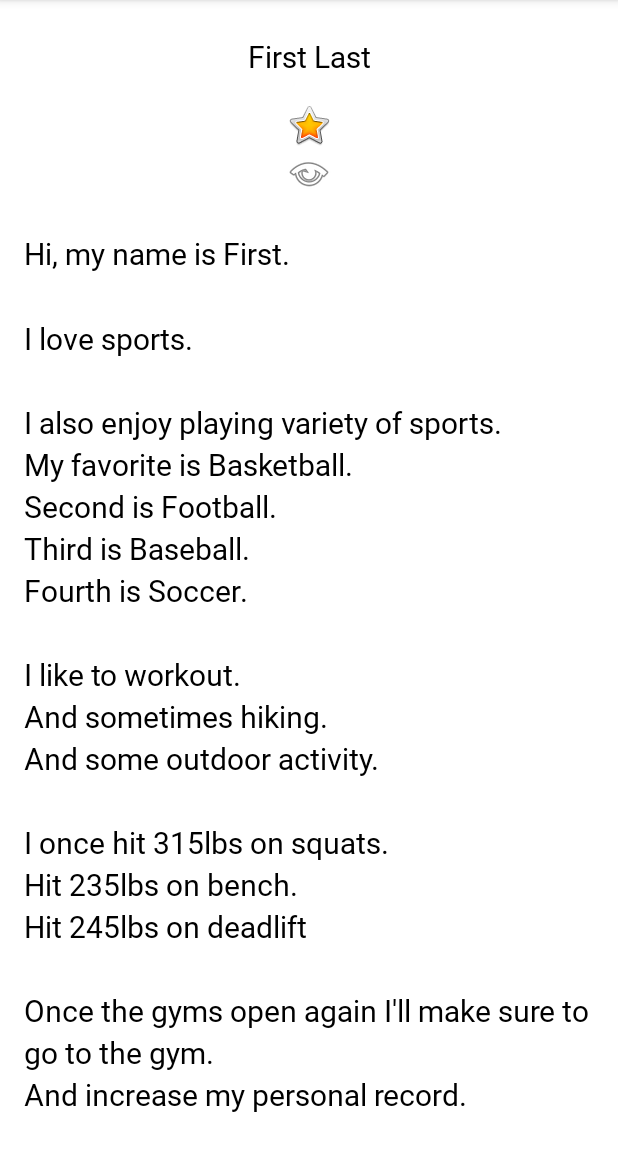
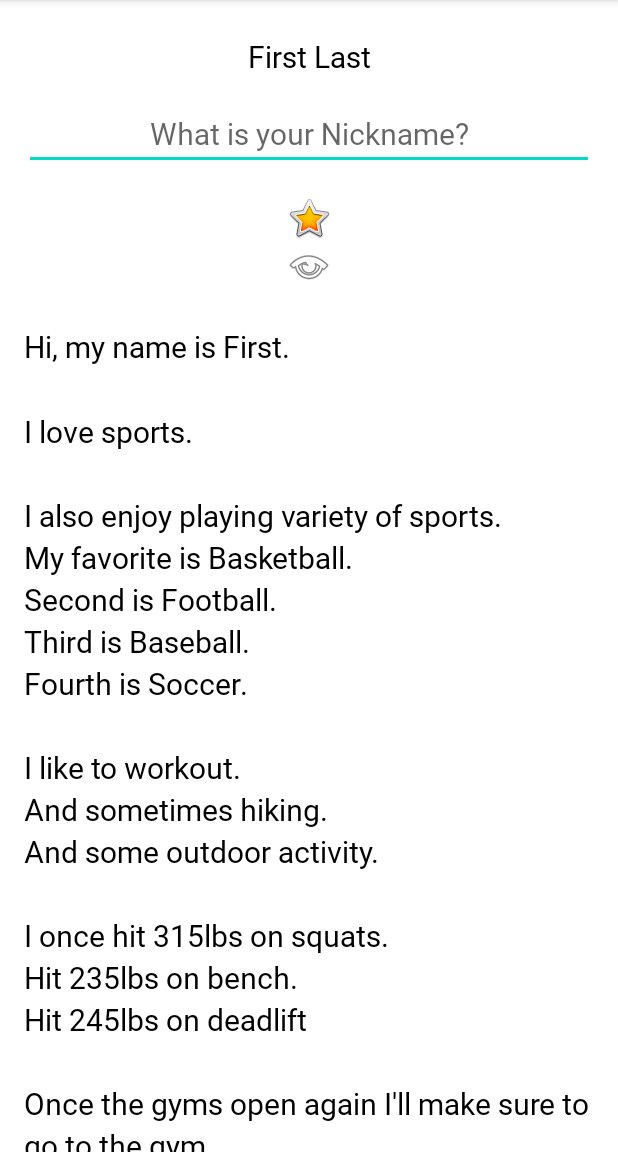
Before and after one commit to adj006/AboutMe, an Android app: the screen it shows after launch (MainActivity), on a phone screen of 412 x 824 dp, the part 84-1236 px from its top. Run offline under Robolectric (Android 15) with nearby library versions, the phone set to English and light mode, and no system bars.

Commit message:
Added an edit text for nickname

```diff
--- a/app/src/main/res/layout/activity_main.xml
+++ b/app/src/main/res/layout/activity_main.xml
@@ -13,6 +13,16 @@
         android:layout_width="match_parent"
         android:layout_height="wrap_content"
         android:text="@string/name"
+        android:textAlignment="center" />
+
+    <EditText
+        android:id="@+id/nickname_edit"
+        style="@style/NameStyle"
+        android:layout_width="match_parent"
+        android:layout_height="wrap_content"
+        android:ems="10"
+        android:hint="@string/what_is_your_nickname"
+        android:inputType="textPersonName"
         android:textAlignment="center" />
 
     <ImageView
@@ -38,6 +48,7 @@
                 android:id="@+id/imageView"
                 android:layout_width="match_parent"
                 android:layout_height="wrap_content"
+                android:contentDescription="@string/menu_view"
                 app:srcCompat="@android:drawable/ic_menu_view" />
 
             <TextView
--- a/app/src/main/res/values/strings.xml
+++ b/app/src/main/res/values/strings.xml
@@ -18,5 +18,7 @@
         \nHit 245lbs on deadlift
         \n\nOnce the gyms open again I\'ll make sure to go to the gym.
         \nAnd increase my personal record.\n\n</string>
+    <string name="what_is_your_nickname">What is your Nickname?</string>
+    <string name="menu_view">Menu View</string>
 
 </resources>
```
